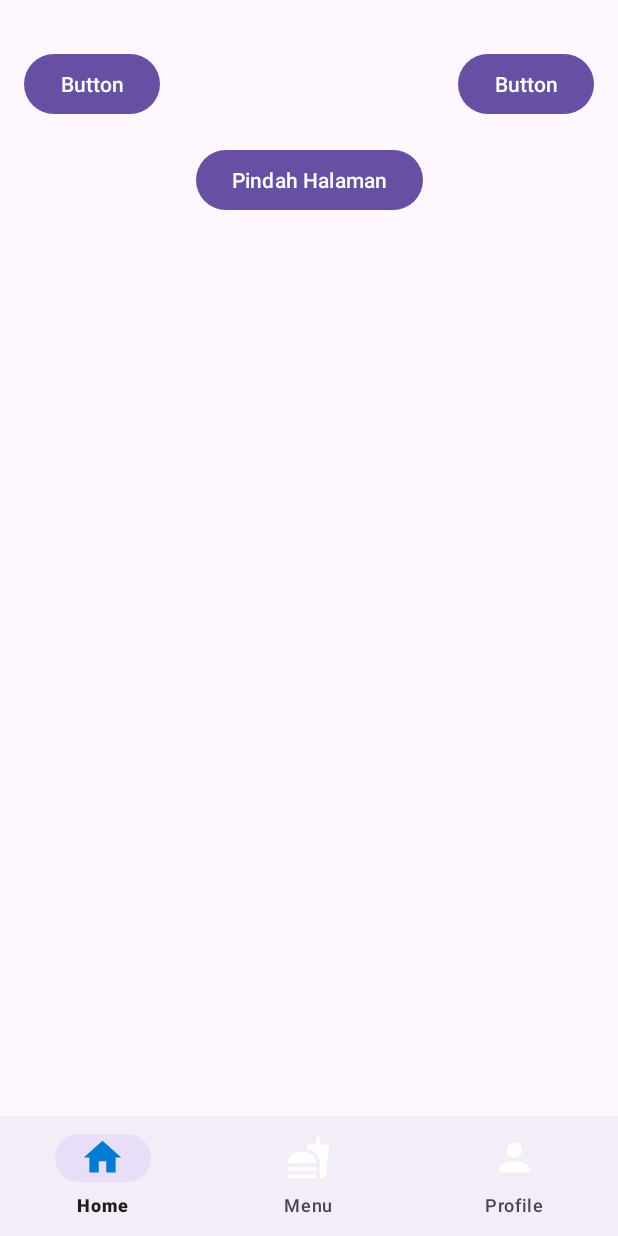
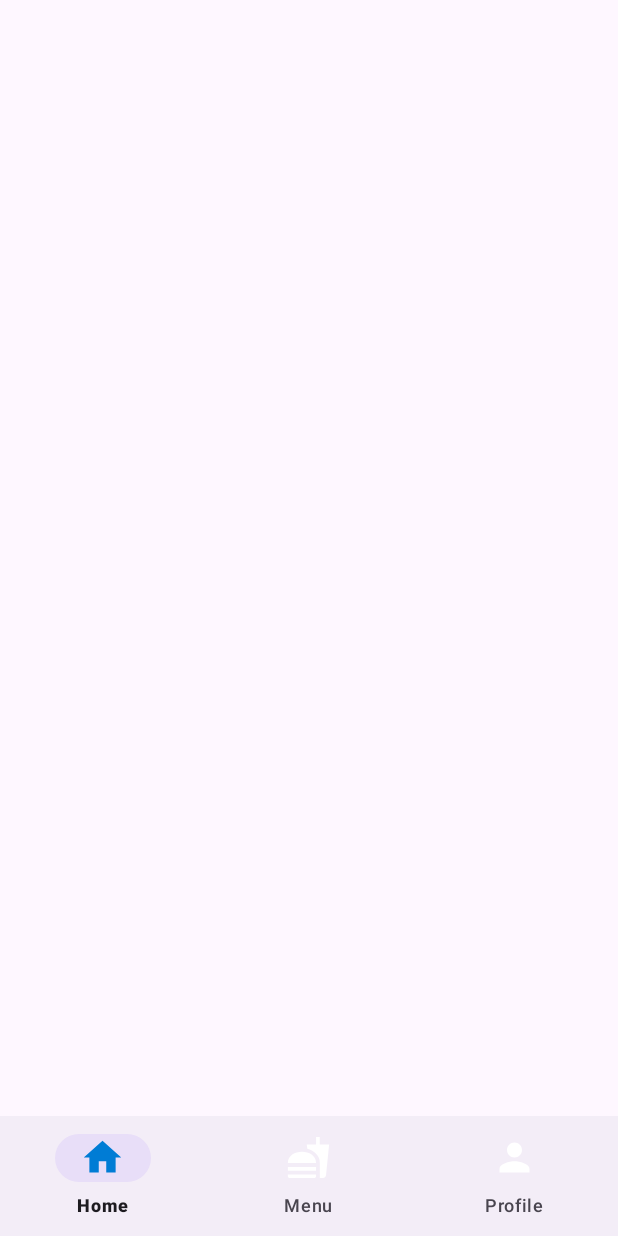
Before and after one commit to IanJ-C/ProjectMobileProg, an Android app: the layout activity_main.xml on its own in the app's theme, with its tools: preview values and no code run, on a phone screen of 412 x 824 dp. Run offline under Robolectric (Android 15) with nearby library versions, the phone set to English and light mode, and no system bars.

Commit message:
Add files via upload

```diff
--- a/app/src/main/res/layout/activity_main.xml
+++ b/app/src/main/res/layout/activity_main.xml
@@ -11,7 +11,7 @@
         android:id="@+id/fragmentContainer"
         android:layout_width="0dp"
         android:layout_height="0dp"
-        android:layout_marginTop="160dp"
+        android:layout_marginTop="0dp"
         android:layout_marginBottom="0dp"
         app:layout_constraintBottom_toTopOf="@id/bottomNav"
         app:layout_constraintEnd_toEndOf="parent"
@@ -19,36 +19,6 @@
         app:layout_constraintTop_toTopOf="parent">
 
     </FrameLayout>
-
-    <Button
-        android:id="@+id/firstBtn"
-        android:layout_width="wrap_content"
-        android:layout_height="wrap_content"
-        android:layout_marginStart="16dp"
-        android:layout_marginTop="32dp"
-        android:text="Button"
-        app:layout_constraintStart_toStartOf="parent"
-        app:layout_constraintTop_toTopOf="parent" />
-
-    <Button
-        android:id="@+id/secondBtn"
-        android:layout_width="wrap_content"
-        android:layout_height="wrap_content"
-        android:layout_marginTop="32dp"
-        android:layout_marginEnd="16dp"
-        android:text="Button"
-        app:layout_constraintEnd_toEndOf="parent"
-        app:layout_constraintTop_toTopOf="parent" />
-
-    <Button
-        android:id="@+id/pindahBtn"
-        android:layout_width="wrap_content"
-        android:layout_height="wrap_content"
-        android:layout_marginBottom="16dp"
-        android:text="Pindah Halaman"
-        app:layout_constraintBottom_toTopOf="@+id/fragmentContainer"
-        app:layout_constraintEnd_toEndOf="parent"
-        app:layout_constraintStart_toStartOf="parent" />
 
     <com.google.android.material.bottomnavigation.BottomNavigationView
         android:id="@+id/bottomNav"
```
Also changed, not shown: app/src/main/res/layout/fragment_second.xml (line endings or trailing spaces).
